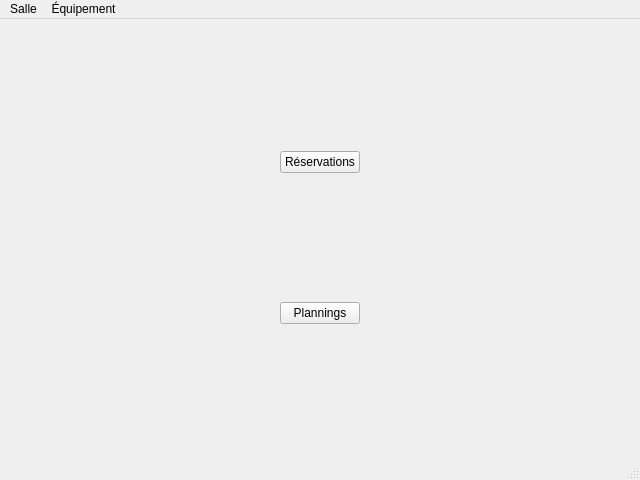
First picture: the form in ihm_choixprof.ui, repository GamerBishop/projetENT_GL, before the edit.
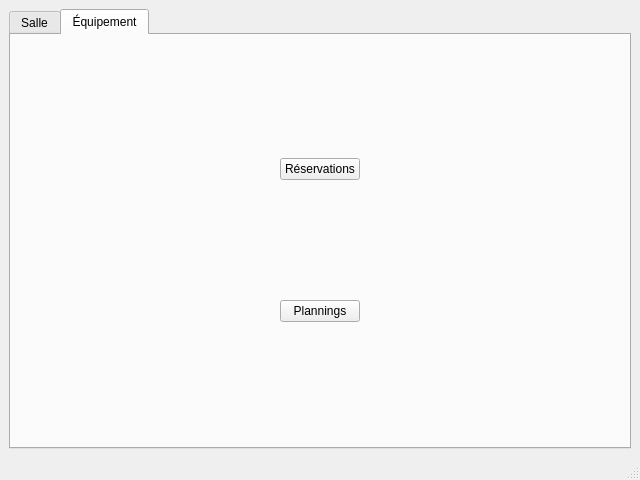
Second picture: the form after the edit. The open tabs and pages were chosen to show the change.

```diff
--- a/ihm_choixprof.ui
+++ b/ihm_choixprof.ui
@@ -14,75 +14,125 @@
    <string>MainWindow</string>
   </property>
   <widget class="QWidget" name="centralwidget">
-   <layout class="QHBoxLayout" name="horizontalLayout">
+   <layout class="QVBoxLayout" name="verticalLayout_2">
     <item>
-     <spacer name="horizontalSpacer_2">
-      <property name="orientation">
-       <enum>Qt::Horizontal</enum>
+     <widget class="QTabWidget" name="tabWidget">
+      <property name="currentIndex">
+       <number>0</number>
       </property>
-      <property name="sizeHint" stdset="0">
-       <size>
-        <width>40</width>
-        <height>20</height>
-       </size>
-      </property>
-     </spacer>
-    </item>
-    <item>
-     <layout class="QVBoxLayout" name="verticalLayout">
-      <item>
-       <widget class="QPushButton" name="pushButton">
-        <property name="text">
-         <string>Réservations</string>
-        </property>
-       </widget>
-      </item>
-      <item>
-       <widget class="QPushButton" name="pushButton_2">
-        <property name="text">
-         <string>Plannings</string>
-        </property>
-       </widget>
-      </item>
-     </layout>
-    </item>
-    <item>
-     <spacer name="horizontalSpacer">
-      <property name="orientation">
-       <enum>Qt::Horizontal</enum>
-      </property>
-      <property name="sizeHint" stdset="0">
-       <size>
-        <width>40</width>
-        <height>20</height>
-       </size>
-      </property>
-     </spacer>
+      <widget class="QWidget" name="tabSalle">
+       <attribute name="title">
+        <string>Salle</string>
+       </attribute>
+       <layout class="QHBoxLayout" name="horizontalLayout">
+        <item>
+         <spacer name="horizontalSpacer">
+          <property name="orientation">
+           <enum>Qt::Horizontal</enum>
+          </property>
+          <property name="sizeHint" stdset="0">
+           <size>
+            <width>40</width>
+            <height>20</height>
+           </size>
+          </property>
+         </spacer>
+        </item>
+        <item>
+         <layout class="QVBoxLayout" name="verticalLayout">
+          <item>
+           <widget class="QPushButton" name="butResTabSalle">
+            <property name="text">
+             <string>Réservations</string>
+            </property>
+           </widget>
+          </item>
+          <item>
+           <widget class="QPushButton" name="butPlaTabSalle">
+            <property name="text">
+             <string>Plannings</string>
+            </property>
+           </widget>
+          </item>
+          <item>
+           <widget class="QPushButton" name="buttDeconnexion">
+            <property name="text">
+             <string>Déconnexion</string>
+            </property>
+           </widget>
+          </item>
+         </layout>
+        </item>
+        <item>
+         <spacer name="horizontalSpacer_2">
+          <property name="orientation">
+           <enum>Qt::Horizontal</enum>
+          </property>
+          <property name="sizeHint" stdset="0">
+           <size>
+            <width>40</width>
+            <height>20</height>
+           </size>
+          </property>
+         </spacer>
+        </item>
+       </layout>
+      </widget>
+      <widget class="QWidget" name="tabEquipement">
+       <attribute name="title">
+        <string>Équipement</string>
+       </attribute>
+       <layout class="QHBoxLayout" name="horizontalLayout_2">
+        <item>
+         <spacer name="horizontalSpacer_3">
+          <property name="orientation">
+           <enum>Qt::Horizontal</enum>
+          </property>
+          <property name="sizeHint" stdset="0">
+           <size>
+            <width>40</width>
+            <height>20</height>
+           </size>
+          </property>
+         </spacer>
+        </item>
+        <item>
+         <layout class="QVBoxLayout" name="verticalLayout_3">
+          <item>
+           <widget class="QPushButton" name="butResTabEquip">
+            <property name="text">
+             <string>Réservations</string>
+            </property>
+           </widget>
+          </item>
+          <item>
+           <widget class="QPushButton" name="butPlaTabEquip">
+            <property name="text">
+             <string>Plannings</string>
+            </property>
+           </widget>
+          </item>
+         </layout>
+        </item>
+        <item>
+         <spacer name="horizontalSpacer_4">
+          <property name="orientation">
+           <enum>Qt::Horizontal</enum>
+          </property>
+          <property name="sizeHint" stdset="0">
+           <size>
+            <width>40</width>
+            <height>20</height>
+           </size>
+          </property>
+         </spacer>
+        </item>
+       </layout>
+      </widget>
+     </widget>
     </item>
    </layout>
   </widget>
-  <widget class="QMenuBar" name="menubar">
-   <property name="geometry">
-    <rect>
-     <x>0</x>
-     <y>0</y>
-     <width>640</width>
-     <height>21</height>
-    </rect>
-   </property>
-   <widget class="QMenu" name="menuSalle">
-    <property name="title">
-     <string>Salle</string>
-    </property>
-   </widget>
-   <widget class="QMenu" name="menu_quipement">
-    <property name="title">
-     <string>Équipement</string>
-    </property>
-   </widget>
-   <addaction name="menuSalle"/>
-   <addaction name="menu_quipement"/>
-  </widget>
   <widget class="QStatusBar" name="statusbar"/>
  </widget>
  <resources/>
```
